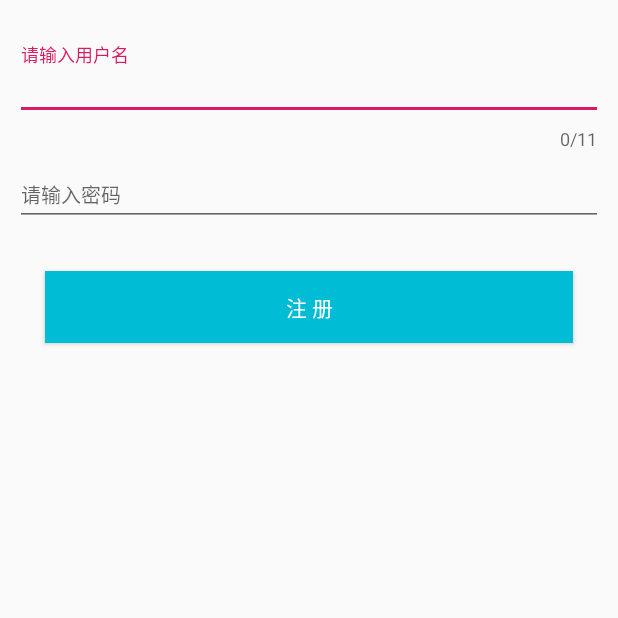
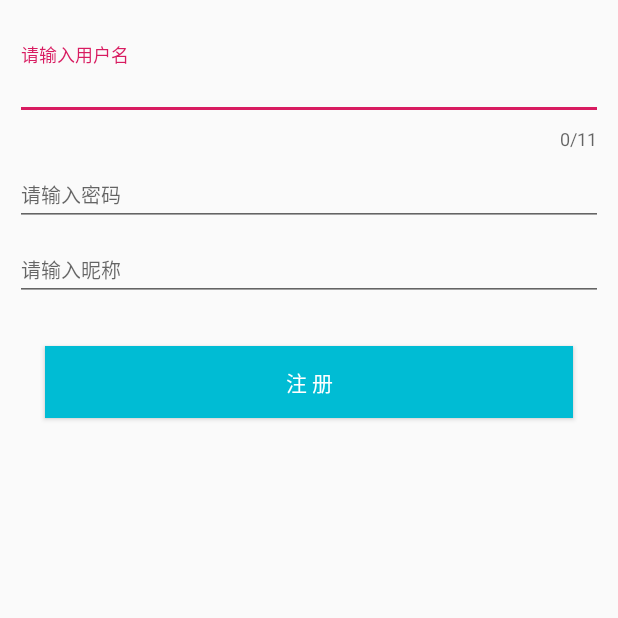
Before and after one commit to zhuandian/common-web, an Android app: the RegisterActivity screen opened directly, with no data from a screen before it, on a phone screen of 412 x 824 dp, the top half of it. Run offline under Robolectric (Android 15) with nearby library versions, the phone set to English and light mode, and no system bars.

Commit message:
注册页添加昵称

```diff
--- a/app/src/main/res/layout/activity_register.xml
+++ b/app/src/main/res/layout/activity_register.xml
@@ -41,11 +41,27 @@
             android:textSize="13sp" />
     </com.google.android.material.textfield.TextInputLayout>
 
+
+    <com.google.android.material.textfield.TextInputLayout
+        android:id="@+id/til_nickname"
+        android:layout_width="match_parent"
+        android:layout_height="wrap_content"
+        android:layout_below="@+id/til_password"
+        android:layout_marginLeft="10dp"
+        android:layout_marginRight="10dp">
+
+        <com.google.android.material.textfield.TextInputEditText
+            android:layout_width="match_parent"
+            android:layout_height="wrap_content"
+            android:hint="请输入昵称"
+            android:textSize="13sp" />
+    </com.google.android.material.textfield.TextInputLayout>
+
     <Button
         android:id="@+id/btn_login"
         android:layout_width="match_parent"
         android:layout_height="wrap_content"
-        android:layout_below="@+id/til_password"
+        android:layout_below="@+id/til_nickname"
         android:layout_margin="30dp"
         android:background="@color/colorPrimary"
         android:text="注 册"
```
